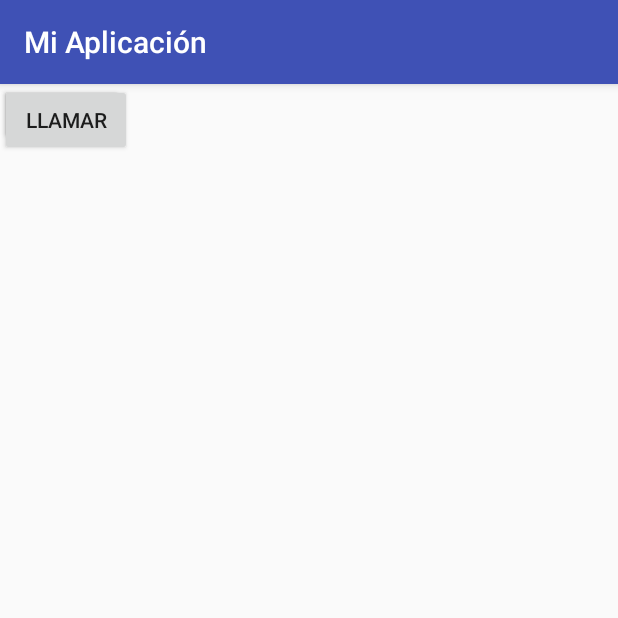
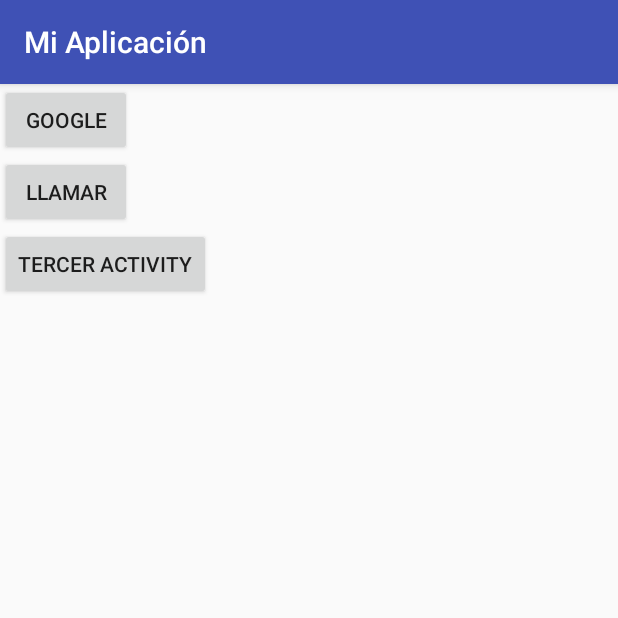
Before and after one commit to jesus121/aplicacion, an Android app: the SegundaActivity screen opened directly, with no data from a screen before it, on a phone screen of 412 x 824 dp, the top half of it. Run offline under Robolectric (Android 15) with nearby library versions, the phone set to English and light mode, and no system bars.

```diff
--- a/MiPrimeraApp/app/src/main/AndroidManifest.xml
+++ b/MiPrimeraApp/app/src/main/AndroidManifest.xml
@@ -16,7 +16,9 @@
                 <category android:name="android.intent.category.LAUNCHER" />
             </intent-filter>
         </activity>
-        <activity android:name=".SegundaActivity"></activity>
+        <activity android:name=".SegundaActivity" />
+        <activity android:name=".Main3Activity" />
+        <activity android:name=".Loginactivity"></activity>
     </application>
 
 </manifest>
--- a/MiPrimeraApp/app/src/main/res/layout/activity_segunda.xml
+++ b/MiPrimeraApp/app/src/main/res/layout/activity_segunda.xml
@@ -1,28 +1,30 @@
 <?xml version="1.0" encoding="utf-8"?>
-<android.support.constraint.ConstraintLayout xmlns:android="http://schemas.android.com/apk/res/android"
+<LinearLayout
+    android:orientation="vertical"
+    xmlns:android="http://schemas.android.com/apk/res/android"
+    xmlns:tools="http://schemas.android.com/tools"
     xmlns:app="http://schemas.android.com/apk/res-auto"
-    xmlns:tools="http://schemas.android.com/tools"
     android:layout_width="match_parent"
     android:layout_height="match_parent"
-    tools:context=".SegundaActivity">
+    tools:context="com.teaching.android.miprimeraapp.MainActivity">
 
     <Button
         android:id="@+id/button2"
-        android:layout_width="82dp"
-        android:layout_height="40dp"
+        android:layout_width="wrap_content"
+        android:layout_height="wrap_content"
         android:onClick="onClick2"
-        android:text="Google"
-        tools:ignore="MissingConstraints"
-        tools:layout_editor_absoluteX="36dp"
-        tools:layout_editor_absoluteY="305dp" />
+        android:text="Google" />
 
     <Button
         android:id="@+id/button"
         android:layout_width="wrap_content"
         android:layout_height="wrap_content"
+        android:onClick="onClick3"
         android:text="Llamar"
-        tools:layout_editor_absoluteX="239dp"
-        tools:layout_editor_absoluteY="305dp"
-        android:onClick="onClick3"
-        tools:ignore="MissingConstraints" />
-</android.support.constraint.ConstraintLayout>
+ />
+    <Button
+        android:layout_width="wrap_content"
+        android:layout_height="wrap_content"
+        android:onClick="onClick4"
+        android:text="Tercer Activity"/>
+</LinearLayout>
--- a/MiPrimeraApp/app/src/main/res/values/colors.xml
+++ b/MiPrimeraApp/app/src/main/res/values/colors.xml
@@ -3,4 +3,5 @@
     <color name="colorPrimary">#3F51B5</color>
     <color name="colorPrimaryDark">#303F9F</color>
     <color name="colorAccent">#FF4081</color>
+    <color name="colordark">#000000</color>
 </resources>
--- a/MiPrimeraApp/app/src/main/res/values/strings.xml
+++ b/MiPrimeraApp/app/src/main/res/values/strings.xml
@@ -1,3 +1,6 @@
 <resources>
     <string name="app_name">Mi Aplicación</string>
+    <string name="username">Username</string>
+    <string name="email">Email</string>
+    <string name="passoword">Passorwd</string>
 </resources>
--- a/MiPrimeraApp/build.gradle
+++ b/MiPrimeraApp/build.gradle
@@ -7,7 +7,7 @@ buildscript {
         jcenter()
     }
     dependencies {
-        classpath 'com.android.tools.build:gradle:3.1.1'
+        classpath 'com.android.tools.build:gradle:3.1.2'
 
 
         // NOTE: Do not place your application dependencies here; they belong
```
Also changed, not shown: MiPrimeraApp/app/src/main/java/com/teaching/android/miprimeraapp/Loginactivity.java (added, +13 -0 lines), MiPrimeraApp/app/src/main/java/com/teaching/android/miprimeraapp/Main3Activity.java (added, +35 -0 lines), MiPrimeraApp/app/src/main/java/com/teaching/android/miprimeraapp/SegundaActivity.java (+8 -4 lines), MiPrimeraApp/app/src/main/res/layout/activity_loginactivity.xml (added, +20 -0 lines), MiPrimeraApp/app/src/main/res/layout/activity_main.xml (+19 -6 lines), MiPrimeraApp/app/src/main/res/layout/activity_main3.xml (added, +124 -0 lines), MiPrimeraApp/app/src/main/res/values/styles.xml (+9 -0 lines).
